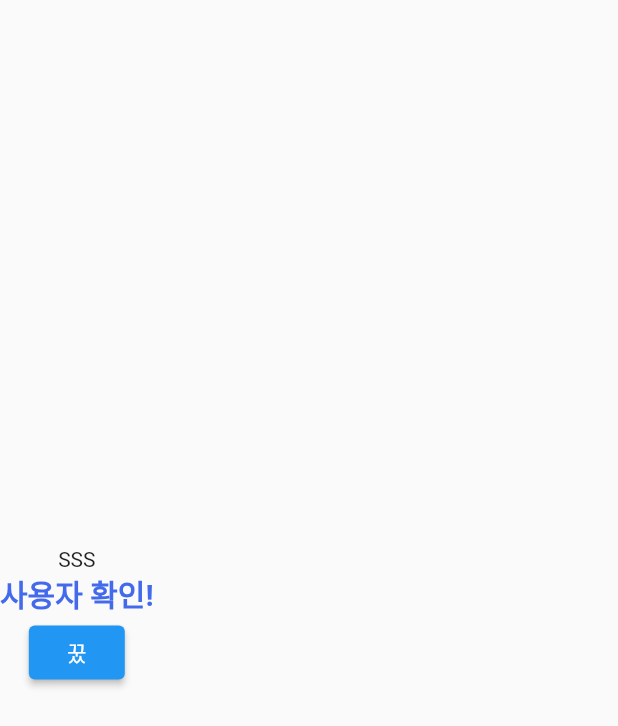
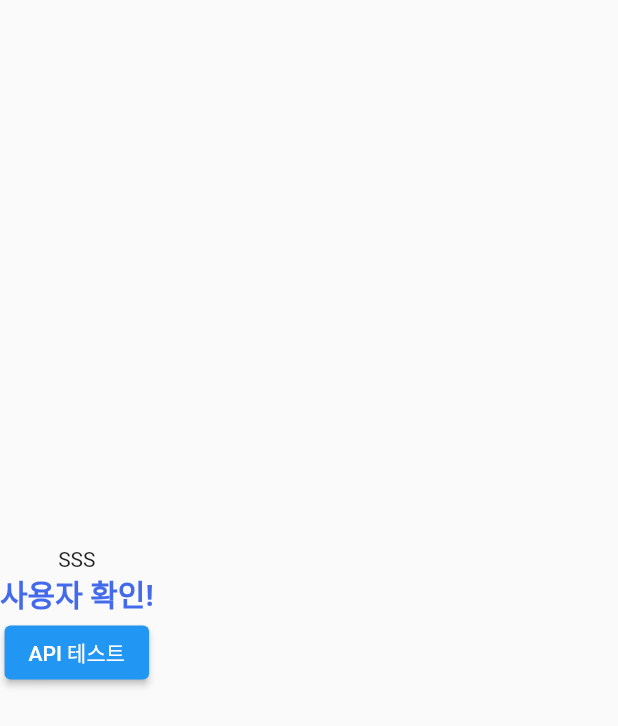
Before and after one commit to TAPTAP-TEAM/taptap, a Flutter app: the screen it shows after launch, on a phone screen of 412 x 824 dp. Shown: the top 726 px of the screen. Run offline on Flutter 3.47's test engine with Material 2 defaults, Android fonts, the phone set to English and light mode, and no system bars; our stand-ins replace get; Roboto replaces fonts that are missing (Pretendard).

Commit message:
Prefer : const with constant

```diff
--- a/lib/main.dart
+++ b/lib/main.dart
@@ -20,12 +20,13 @@ class TAPTAP extends StatelessWidget {
           mainAxisAlignment: MainAxisAlignment.center,
           crossAxisAlignment: CrossAxisAlignment.center,
           children: [
-            Text("SSS"),
-            Text(
+            const Text("SSS"),
+            const Text(
               "사용자 확인!",
               style: AppTextTheme.REGULAR,
             ),
-            ElevatedButton(onPressed: api.authorizeToken, child: Text("꿌"))
+            ElevatedButton(
+                onPressed: api.authorizeToken, child: const Text("API 테스트")),
           ],
         ),
       ),
```
